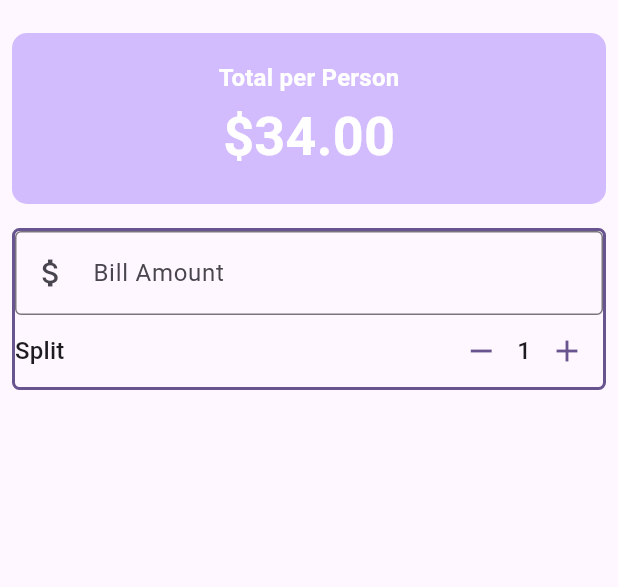
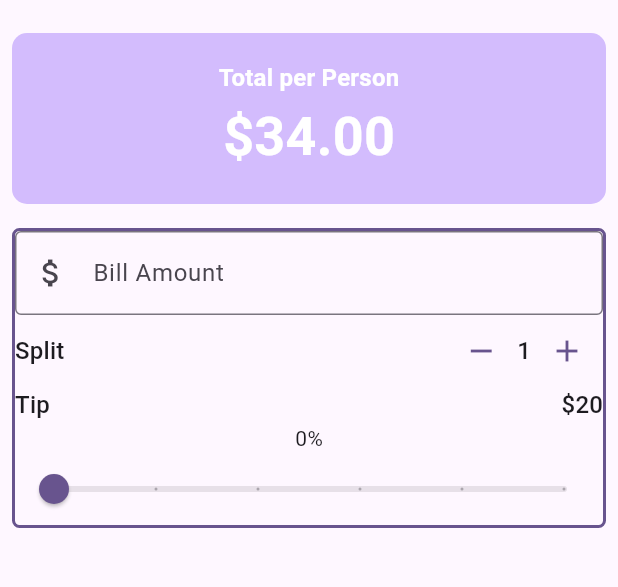
Before and after one commit to Tebogo3/utip, a Flutter app: the screen it shows after launch, on a phone screen of 412 x 824 dp, the part 63-650 px from its top. Run offline on Flutter 3.47's test engine with Material 3 defaults, Android fonts, the phone set to English and light mode, and no system bars.

Commit message:
Factor Slider

```diff
--- a/lib/main.dart
+++ b/lib/main.dart
@@ -1,5 +1,6 @@
 import 'package:flutter/material.dart';
 import 'package:utip/widgets/person_counter.dart';
+import 'package:utip/widgets/tip_slider.dart';
 
 void main() {
   runApp(const UIipApp());
@@ -34,6 +35,8 @@ class UIip extends StatefulWidget {
 
 class _UIipState extends State<UIip> {
   int _personCount = 1;
+
+  double _tipPercentage = 0.0;
 
   //Methods
 
@@ -120,6 +123,25 @@ class _UIipState extends State<UIip> {
                         onIncrement: increment,
                       )
                     ],
+                  ),
+                  //== Tip Section ==
+                  Row(
+                    mainAxisAlignment: MainAxisAlignment.spaceBetween,
+                    children: [
+                      Text("Tip", style: theme.textTheme.titleMedium),
+                      Text("\$20", style: theme.textTheme.titleMedium)
+                    ],
+                  ),
+                  //Slider Text
+                  Text("${(_tipPercentage * 100).round()}%"),
+                  //Slider
+                  TipSlider(
+                    tipPercentage: _tipPercentage,
+                    onChanged: (double value) {
+                      setState(() {
+                        _tipPercentage = value;
+                      });
+                    },
                   )
                 ],
               ),
--- /dev/null
+++ b/lib/widgets/tip_slider.dart
@@ -0,0 +1,29 @@
+import 'package:flutter/material.dart';
+
+class TipSlider extends StatelessWidget {
+  const TipSlider({
+    super.key,
+    required double tipPercentage,
+    required this.onChanged,
+  }) : _tipPercentage = tipPercentage;
+
+  final double _tipPercentage;
+  final ValueChanged<double> onChanged;
+
+  @override
+  Widget build(BuildContext context) {
+    return Slider(
+      value: _tipPercentage,
+      onChanged: onChanged,
+      // onChanged: (value) {
+      //   // setState(() {
+      //   //   _tipPercentage = value;
+      //   // });
+      // },
+      min: 0,
+      max: 0.5,
+      divisions: 5,
+      label: '${(_tipPercentage * 100).round()}%',
+    );
+  }
+}
```
